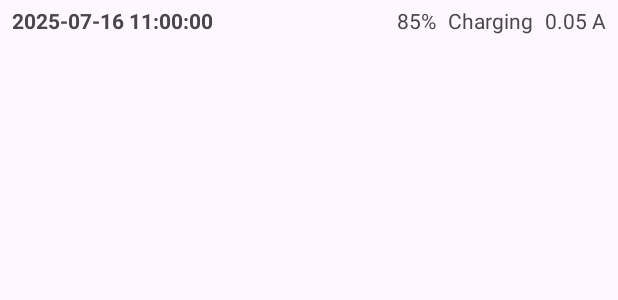
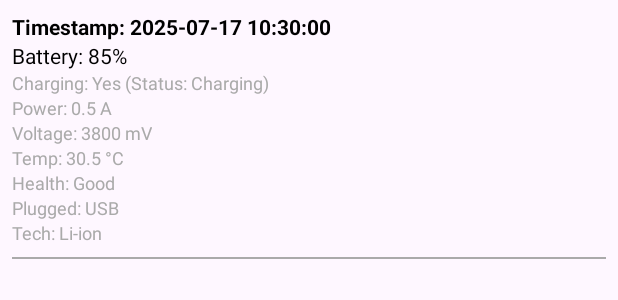
Before and after one commit to mat-in/filedownloaderapp, an Android app: the layout item_battery_log.xml on its own in the app's theme, with its tools: preview values and no code run, on a phone screen of 412 x 824 dp. Shown: the top 300 px of the screen. Run offline under Robolectric (Android 15) with nearby library versions, the phone set to English and light mode, and no system bars.

```diff
--- a/app/src/main/java/io/matin/filedownloader/ui/MainFragment.kt
+++ b/app/src/main/java/io/matin/filedownloader/ui/MainFragment.kt
@@ -129,7 +129,7 @@ class MainFragment : Fragment() {
                             } + " Details: ${status.message ?: "No details provided."}"
 
                             statusTextView.text = "Download failed: $displayMessage"
-                            ErrorLogCollector.logError("Downlaod Failed: ", displayMessage) //this is shown in the logcat textview
+                            ErrorLogCollector.logError("Downlaod Failed: ", displayMessage)
                             Log.e("MainFragment", "Download failed: $displayMessage")
                             downloadButton.isEnabled = true
                             urlEditText.isEnabled = true
--- a/app/src/main/java/io/matin/filedownloader/viewmodel/FileViewModel.kt
+++ b/app/src/main/java/io/matin/filedownloader/viewmodel/FileViewModel.kt
@@ -60,7 +60,6 @@ class FileViewModel @Inject constructor(
         }
     }
 
-    // Define different types of errors
     enum class ErrorType {
         NETWORK_CONNECTION, // For ConnectException, UnknownHostException, NoRouteToHostException
         SERVER_ERROR,       // For HTTP 5xx errors or backend processing errors
--- a/app/src/main/res/layout/fragment_main.xml
+++ b/app/src/main/res/layout/fragment_main.xml
@@ -66,7 +66,7 @@
             android:scrollbars="vertical"
             android:text="Logcat Errors will appear here...\n"
             android:textColor="@android:color/holo_red_light"
-            android:textSize="14sp" />
+            android:textSize="14sp"  />
     </ScrollView>
 
 </LinearLayout>
--- a/app/src/main/res/layout/item_battery_log.xml
+++ b/app/src/main/res/layout/item_battery_log.xml
@@ -1,57 +1,90 @@
 <?xml version="1.0" encoding="utf-8"?>
-<androidx.constraintlayout.widget.ConstraintLayout xmlns:android="http://schemas.android.com/apk/res/android"
-    xmlns:app="http://schemas.android.com/apk/res-auto"
-    xmlns:tools="http://schemas.android.com/tools"
+<LinearLayout xmlns:android="http://schemas.android.com/apk/res/android"
     android:layout_width="match_parent"
     android:layout_height="wrap_content"
-    android:paddingStart="8dp"
-    android:paddingEnd="8dp"
-    android:paddingTop="4dp"
-    android:paddingBottom="4dp">
+    android:orientation="vertical"
+    android:padding="8dp"
+    android:layout_marginBottom="8dp"
+    android:background="?android:attr/selectableItemBackground"
+    android:id="@+id/item_battery_log_root">
 
     <TextView
         android:id="@+id/timestamp_text_view"
-        android:layout_width="0dp"
+        android:layout_width="wrap_content"
         android:layout_height="wrap_content"
-        android:layout_weight="1"
         android:textStyle="bold"
-        app:layout_constraintEnd_toStartOf="@+id/battery_percent_text_view"
-        app:layout_constraintHorizontal_bias="0.5"
-        app:layout_constraintStart_toStartOf="parent"
-        app:layout_constraintTop_toTopOf="parent"
-        tools:text="2025-07-16 11:00:00" />
+        android:textSize="14sp"
+        android:textColor="@android:color/black"
+        android:text="Timestamp: 2025-07-17 10:30:00" />
 
     <TextView
         android:id="@+id/battery_percent_text_view"
         android:layout_width="wrap_content"
         android:layout_height="wrap_content"
-        android:layout_marginStart="8dp"
-        app:layout_constraintEnd_toStartOf="@+id/charging_status_text_view"
-        app:layout_constraintHorizontal_bias="0.5"
-        app:layout_constraintStart_toEndOf="@+id/timestamp_text_view"
-        app:layout_constraintTop_toTopOf="parent"
-        tools:text="85%" />
+        android:textSize="14sp"
+        android:textColor="@android:color/black"
+        android:text="Battery: 85%" />
 
     <TextView
         android:id="@+id/charging_status_text_view"
         android:layout_width="wrap_content"
         android:layout_height="wrap_content"
-        android:layout_marginStart="8dp"
-        app:layout_constraintEnd_toStartOf="@+id/power_consumption_text_view"
-        app:layout_constraintHorizontal_bias="0.5"
-        app:layout_constraintStart_toEndOf="@+id/battery_percent_text_view"
-        app:layout_constraintTop_toTopOf="parent"
-        tools:text="Charging" />
+        android:textSize="12sp"
+        android:textColor="@android:color/darker_gray"
+        android:text="Charging: Yes (Status: Charging)" />
 
     <TextView
         android:id="@+id/power_consumption_text_view"
         android:layout_width="wrap_content"
         android:layout_height="wrap_content"
-        android:layout_marginStart="8dp"
-        app:layout_constraintEnd_toEndOf="parent"
-        app:layout_constraintHorizontal_bias="0.5"
-        app:layout_constraintStart_toEndOf="@+id/charging_status_text_view"
-        app:layout_constraintTop_toTopOf="parent"
-        tools:text="0.05 A" />
+        android:textSize="12sp"
+        android:textColor="@android:color/darker_gray"
+        android:text="Power: 0.5 A" />
 
-</androidx.constraintlayout.widget.ConstraintLayout>
+    <TextView
+        android:id="@+id/voltage_text_view"
+        android:layout_width="wrap_content"
+        android:layout_height="wrap_content"
+        android:textSize="12sp"
+        android:textColor="@android:color/darker_gray"
+        android:text="Voltage: 3800 mV" />
+
+    <TextView
+        android:id="@+id/temperature_text_view"
+        android:layout_width="wrap_content"
+        android:layout_height="wrap_content"
+        android:textSize="12sp"
+        android:textColor="@android:color/darker_gray"
+        android:text="Temp: 30.5 °C" />
+
+    <TextView
+        android:id="@+id/health_status_text_view"
+        android:layout_width="wrap_content"
+        android:layout_height="wrap_content"
+        android:textSize="12sp"
+        android:textColor="@android:color/darker_gray"
+        android:text="Health: Good" />
+
+    <TextView
+        android:id="@+id/plugged_status_text_view"
+        android:layout_width="wrap_content"
+        android:layout_height="wrap_content"
+        android:textSize="12sp"
+        android:textColor="@android:color/darker_gray"
+        android:text="Plugged: USB" />
+
+    <TextView
+        android:id="@+id/technology_text_view"
+        android:layout_width="wrap_content"
+        android:layout_height="wrap_content"
+        android:textSize="12sp"
+        android:textColor="@android:color/darker_gray"
+        android:text="Tech: Li-ion" />
+
+    <View
+        android:layout_width="match_parent"
+        android:layout_height="1dp"
+        android:layout_marginTop="8dp"
+        android:background="@android:color/darker_gray" />
+
+</LinearLayout>
```
Also changed, not shown: app/src/main/java/io/matin/filedownloader/MainActivity.kt (+12 -18 lines), app/src/main/java/io/matin/filedownloader/data/AppDatabase.kt (+4 -4 lines), app/src/main/java/io/matin/filedownloader/data/BatteryLogDao.kt (+13 -2 lines), app/src/main/java/io/matin/filedownloader/data/BatteryLogEntry.kt (+11 -7 lines), app/src/main/java/io/matin/filedownloader/receivers/BatteryInfoReceiver.kt (+51 -7 lines), app/src/main/java/io/matin/filedownloader/ui/BatteryInfoFragment.kt (+63 -9 lines), app/src/main/java/io/matin/filedownloader/workers/DownloadWorker.kt (+18 -11 lines).
